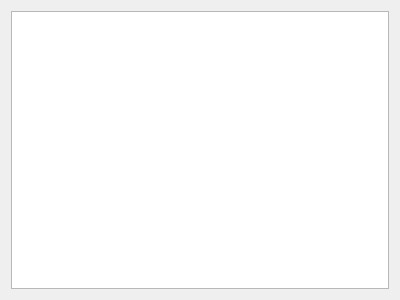
Above: src/features/applog/widget/AppLogWidget.ui from ChristianWSmith/qt6-template before the change. Below: the same form after it.
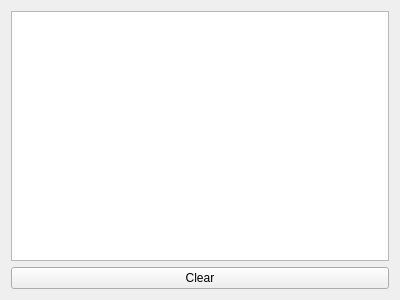
That is the form after the change.

Patch:
```diff
--- a/src/features/applog/widget/AppLogWidget.ui
+++ b/src/features/applog/widget/AppLogWidget.ui
@@ -17,6 +17,13 @@
    <item>
     <widget class="QListWidget" name="logListWidget"/>
    </item>
+   <item>
+    <widget class="QPushButton" name="clearButton">
+     <property name="text">
+      <string>Clear</string>
+     </property>
+    </widget>
+   </item>
   </layout>
  </widget>
  <resources/>
```
